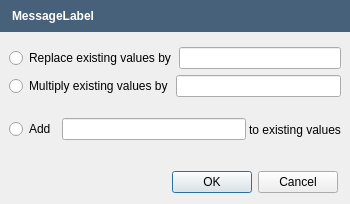
This is src/apps/openfluid-builder/spatial/EditAttributesValuesDialog.ui in OpenFLUID/openfluid as Qt 5 draws it before an edit. The edited form follows.
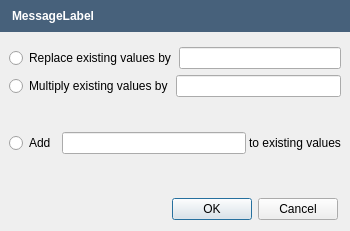
This is the edited form.

```diff
--- a/src/apps/openfluid-builder/spatial/EditAttributesValuesDialog.ui
+++ b/src/apps/openfluid-builder/spatial/EditAttributesValuesDialog.ui
@@ -7,7 +7,7 @@
     <x>0</x>
     <y>0</y>
     <width>350</width>
-    <height>204</height>
+    <height>231</height>
    </rect>
   </property>
   <property name="sizePolicy">
@@ -90,9 +90,6 @@
       </sizepolicy>
      </property>
      <layout class="QVBoxLayout" name="verticalLayout_2" stretch="0,0,0">
-      <property name="margin">
-       <number>9</number>
-      </property>
       <item>
        <layout class="QHBoxLayout" name="horizontalLayout">
         <property name="spacing">
```
Left out of the diff: 5 changed lines with no effect on the pictures.
